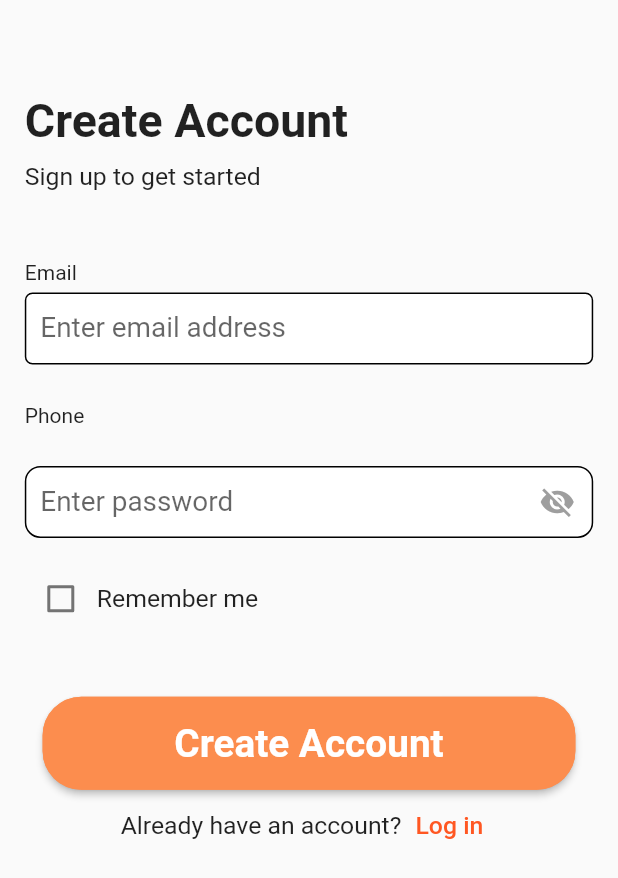
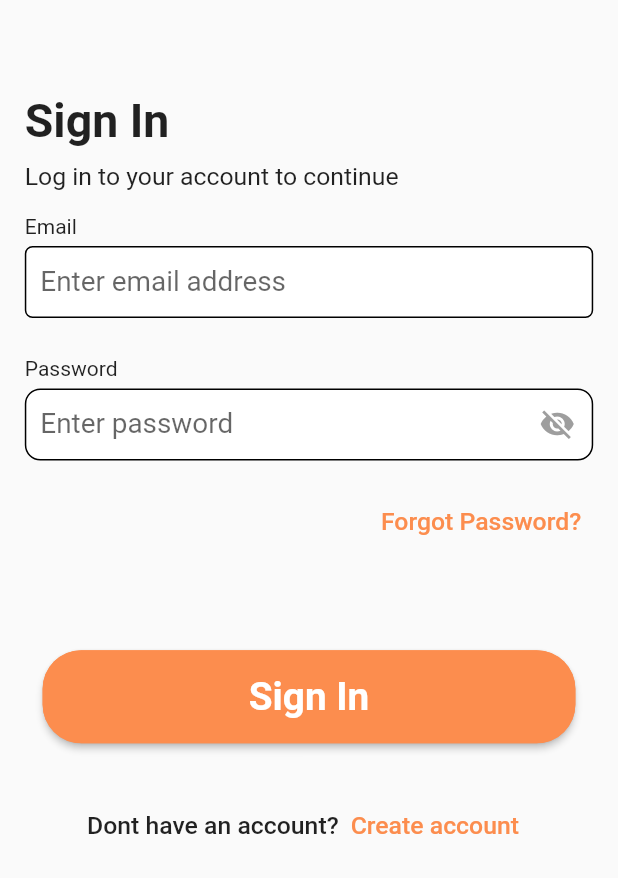
Before and after one commit to OstrichFarmer/zuri, a Flutter app: the screen it shows after launch, after a tap on "Create account", on a phone screen of 412 x 824 dp. Shown: the top 878 px of the screen. Run offline on Flutter 3.47's test engine with Material 2 defaults, Android fonts, the phone set to English and light mode, and no system bars; our stand-ins replace firebase_auth, firebase_core, get; accounts and stored records are empty.

Commit message:
created a main page that checks if there is data at the backend

```diff
--- /dev/null
+++ b/lib/screens/main_page.dart
@@ -0,0 +1,24 @@
+import 'package:firebase_auth/firebase_auth.dart';
+import 'package:flutter/material.dart';
+import 'package:zuri/screens/onboarding/home.dart';
+import 'package:zuri/screens/onboarding/login.dart';
+
+class MainPage extends StatelessWidget {
+  const MainPage({Key? key}) : super(key: key);
+
+  @override
+  Widget build(BuildContext context) {
+    return Scaffold(
+      body: StreamBuilder<User?>(
+        stream: FirebaseAuth.instance.authStateChanges(),
+        builder: (context, snapshot) {
+          if (snapshot.hasData) {
+            return const HomeScreen();
+          } else {
+            return const LoginScreen();
+          }
+        },
+      ),
+    );
+  }
+}
--- a/lib/screens/onboarding/login.dart
+++ b/lib/screens/onboarding/login.dart
@@ -1,8 +1,8 @@
+import 'package:firebase_auth/firebase_auth.dart';
 import 'package:flutter/material.dart';
 import 'package:get/get.dart';
 import 'package:zuri/screens/onboarding/forgot_password.dart';
 import 'package:zuri/screens/onboarding/home.dart';
-import 'package:zuri/screens/onboarding/signup_screen.dart';
 import 'package:zuri/utilities/colors.dart';
 import '../../../utilities/constants.dart';
 import '../../../utilities/dimensions.dart';
@@ -20,6 +20,20 @@ class LoginScreen extends StatefulWidget {
 class _LoginScreenState extends State<LoginScreen> {
   final _emailController = TextEditingController();
   final _passwordController = TextEditingController();
+
+  Future SignIn() async {
+    await FirebaseAuth.instance.signInWithEmailAndPassword(
+        email: _emailController.text.trim(),
+        password: _passwordController.text.trim());
+  }
+
+  @override
+  void dispose() {
+    _emailController.dispose();
+    _passwordController.dispose();
+    super.dispose();
+  }
+
   @override
   Widget build(BuildContext context) {
     return GestureDetector(
@@ -115,7 +129,7 @@ class _LoginScreenState extends State<LoginScreen> {
                       ),
                       TextButton(
                           onPressed: () {
-                            Get.to(() => const SignUpScreen());
+                            SignIn;
                           },
                           child: Text(
                             'Create account',
--- a/lib/screens/splashscreen/splashscreen.dart
+++ b/lib/screens/splashscreen/splashscreen.dart
@@ -1,8 +1,7 @@
 import 'package:flutter/material.dart';
 import 'package:get/get.dart';
-import 'package:zuri/screens/onboarding/login.dart';
+import 'package:zuri/screens/main_page.dart';
 import '../../utilities/colors.dart';
-
 
 class SplashScreen extends StatefulWidget {
   const SplashScreen({Key? key}) : super(key: key);
@@ -21,7 +20,7 @@ class _SplashScreenState extends State<SplashScreen> {
   _navigatetosplash() async {
     await Future.delayed(const Duration(seconds: 3), () {});
     if (!mounted) return;
-    Get.to(() => const LoginScreen());
+    Get.to(() => const MainPage());
   }
 
   @override
```
